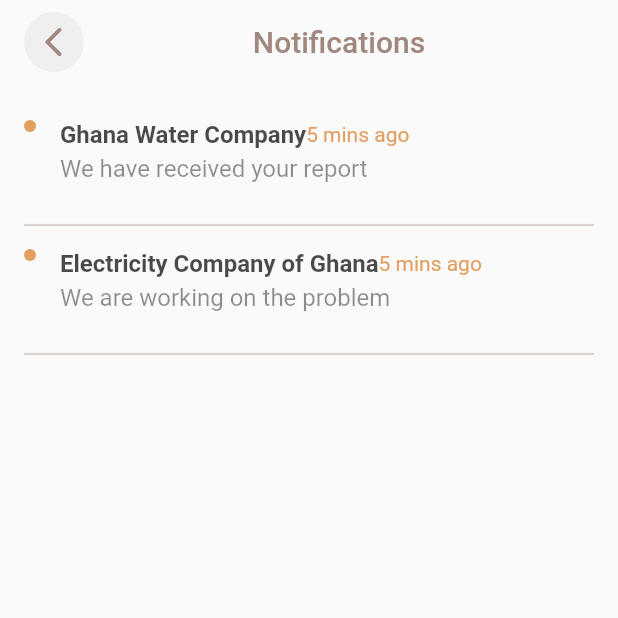
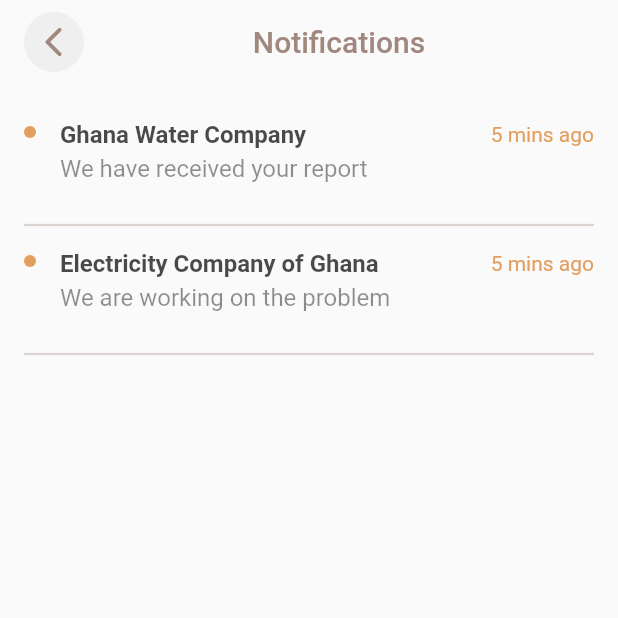
Before and after one commit to SelaseKay/call-away, a Flutter app: the NotificationsScreen screen opened directly, on a phone screen of 412 x 824 dp, the top half of it. Run offline on Flutter 3.47's test engine with Material 2 defaults, Android fonts, the phone set to English and light mode, and no system bars; our stand-ins replace flutter_svg, google_fonts; Roboto replaces fonts that are missing (Prompt).

Commit message:
fix baseline issue in notifications item

```diff
--- a/lib/screens/notifications_screen.dart
+++ b/lib/screens/notifications_screen.dart
@@ -83,19 +83,22 @@ class _NoticationsItem extends StatelessWidget {
         Row(
           crossAxisAlignment: CrossAxisAlignment.baseline,
           textBaseline: TextBaseline.alphabetic,
-          mainAxisSize: MainAxisSize.min,
           children: [
             Visibility(
               visible: isUnreadNotification,
+              child: Padding(
+                padding: const EdgeInsets.only(top: 4.0),
                 child: CircleAvatar(
                   radius: 4.0,
                   backgroundColor: Theme.of(context).colorScheme.secondary,
                 ),
               ),
+            ),
             const SizedBox(
               width: 16.0,
             ),
-            Text(
+            Expanded(
+              child: Text(
                 title,
                 overflow: TextOverflow.ellipsis,
                 style: GoogleFonts.prompt(
@@ -103,17 +106,15 @@ class _NoticationsItem extends StatelessWidget {
                     fontWeight: FontWeight.w700,
                     fontSize: 16.0),
               ),
+            ),
             const SizedBox(
               height: 4.0,
             ),
-            SizedBox(
-              height: 16.0,
-              child: Text(time,
+            Text(time,
                 style: GoogleFonts.prompt(
                     color: Theme.of(context).colorScheme.secondary,
                     fontWeight: FontWeight.normal,
-                      fontSize: 14.0)),
-            )
+                    fontSize: 14.0))
           ],
         ),
         const SizedBox(height: 4.0,),
```
Lines whose indentation alone changed are shown as unchanged.
